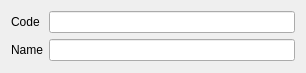
Before: the Qt Designer form Editors/ce5usergroup.ui in End1-1/Cafe5, drawn with Qt 5.
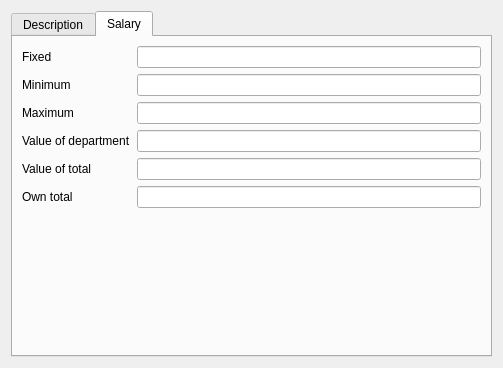
After: the same form once the commit is applied. The open tabs and pages were chosen to show the change. Custom widgets are drawn as their Qt base class.

Diff of the .ui file:
```diff
--- a/Editors/ce5usergroup.ui
+++ b/Editors/ce5usergroup.ui
@@ -6,14 +6,24 @@
    <rect>
     <x>0</x>
     <y>0</y>
-    <width>306</width>
-    <height>73</height>
+    <width>503</width>
+    <height>368</height>
    </rect>
   </property>
   <property name="windowTitle">
    <string>Form</string>
   </property>
-  <layout class="QGridLayout" name="gridLayout">
+  <layout class="QHBoxLayout" name="horizontalLayout">
+   <item>
+    <widget class="QTabWidget" name="tabWidget">
+     <property name="currentIndex">
+      <number>0</number>
+     </property>
+     <widget class="QWidget" name="tab">
+      <attribute name="title">
+       <string>Description</string>
+      </attribute>
+      <layout class="QFormLayout" name="formLayout">
    <item row="0" column="0">
     <widget class="QLabel" name="label">
      <property name="text">
@@ -22,7 +32,7 @@
     </widget>
    </item>
    <item row="0" column="1">
-    <widget class="C5LineEditWithSelector" name="lineEdit">
+        <widget class="C5LineEditWithSelector" name="leCode">
      <property name="Field" stdset="0">
       <string>f_id</string>
      </property>
@@ -54,9 +64,142 @@
      </property>
     </widget>
    </item>
+       <item row="2" column="0">
+        <widget class="QLabel" name="label_3">
+         <property name="text">
+          <string>Start time</string>
+         </property>
+        </widget>
+       </item>
+       <item row="2" column="1">
+        <widget class="C5LineEditWithSelector" name="leStartTime">
+         <property name="Field" stdset="0">
+          <string>f_starttime</string>
+         </property>
+        </widget>
+       </item>
+       <item row="3" column="0">
+        <widget class="QLabel" name="label_4">
+         <property name="text">
+          <string>Duration</string>
+         </property>
+        </widget>
+       </item>
+       <item row="3" column="1">
+        <widget class="C5LineEditWithSelector" name="leDuration">
+         <property name="Field" stdset="0">
+          <string>f_duration</string>
+         </property>
+         <property name="Type" stdset="0">
+          <string>1</string>
+         </property>
+        </widget>
+       </item>
+       <item row="4" column="1">
+        <spacer name="verticalSpacer">
+         <property name="orientation">
+          <enum>Qt::Vertical</enum>
+         </property>
+         <property name="sizeHint" stdset="0">
+          <size>
+           <width>20</width>
+           <height>40</height>
+          </size>
+         </property>
+        </spacer>
+       </item>
+      </layout>
+     </widget>
+     <widget class="QWidget" name="tab_2">
+      <attribute name="title">
+       <string>Salary</string>
+      </attribute>
+      <layout class="QGridLayout" name="gridLayout">
+       <item row="3" column="0">
+        <widget class="QLabel" name="label_8">
+         <property name="text">
+          <string>Value of department</string>
+         </property>
+        </widget>
+       </item>
+       <item row="0" column="1">
+        <widget class="C5LineEdit" name="leFixed"/>
+       </item>
+       <item row="1" column="1">
+        <widget class="C5LineEdit" name="leMin"/>
+       </item>
+       <item row="6" column="1">
+        <spacer name="verticalSpacer_2">
+         <property name="orientation">
+          <enum>Qt::Vertical</enum>
+         </property>
+         <property name="sizeHint" stdset="0">
+          <size>
+           <width>20</width>
+           <height>40</height>
+          </size>
+         </property>
+        </spacer>
+       </item>
+       <item row="2" column="0">
+        <widget class="QLabel" name="label_7">
+         <property name="text">
+          <string>Maximum</string>
+         </property>
+        </widget>
+       </item>
+       <item row="4" column="0">
+        <widget class="QLabel" name="label_10">
+         <property name="text">
+          <string>Value of total</string>
+         </property>
+        </widget>
+       </item>
+       <item row="4" column="1">
+        <widget class="C5LineEdit" name="leValTotal"/>
+       </item>
+       <item row="2" column="1">
+        <widget class="C5LineEdit" name="leMax"/>
+       </item>
+       <item row="1" column="0">
+        <widget class="QLabel" name="label_6">
+         <property name="text">
+          <string>Minimum</string>
+         </property>
+        </widget>
+       </item>
+       <item row="0" column="0">
+        <widget class="QLabel" name="label_5">
+         <property name="text">
+          <string>Fixed</string>
+         </property>
+        </widget>
+       </item>
+       <item row="3" column="1">
+        <widget class="C5LineEdit" name="leValDep"/>
+       </item>
+       <item row="5" column="0">
+        <widget class="QLabel" name="label_11">
+         <property name="text">
+          <string>Own total</string>
+         </property>
+        </widget>
+       </item>
+       <item row="5" column="1">
+        <widget class="C5LineEdit" name="lwOwnTotal"/>
+       </item>
+      </layout>
+     </widget>
+    </widget>
+   </item>
   </layout>
  </widget>
  <customwidgets>
+  <customwidget>
+   <class>C5LineEdit</class>
+   <extends>QLineEdit</extends>
+   <header location="global">c5lineedit.h</header>
+  </customwidget>
   <customwidget>
    <class>C5LineEditWithSelector</class>
    <extends>QLineEdit</extends>
```
Lines whose indentation alone changed are shown as unchanged.
